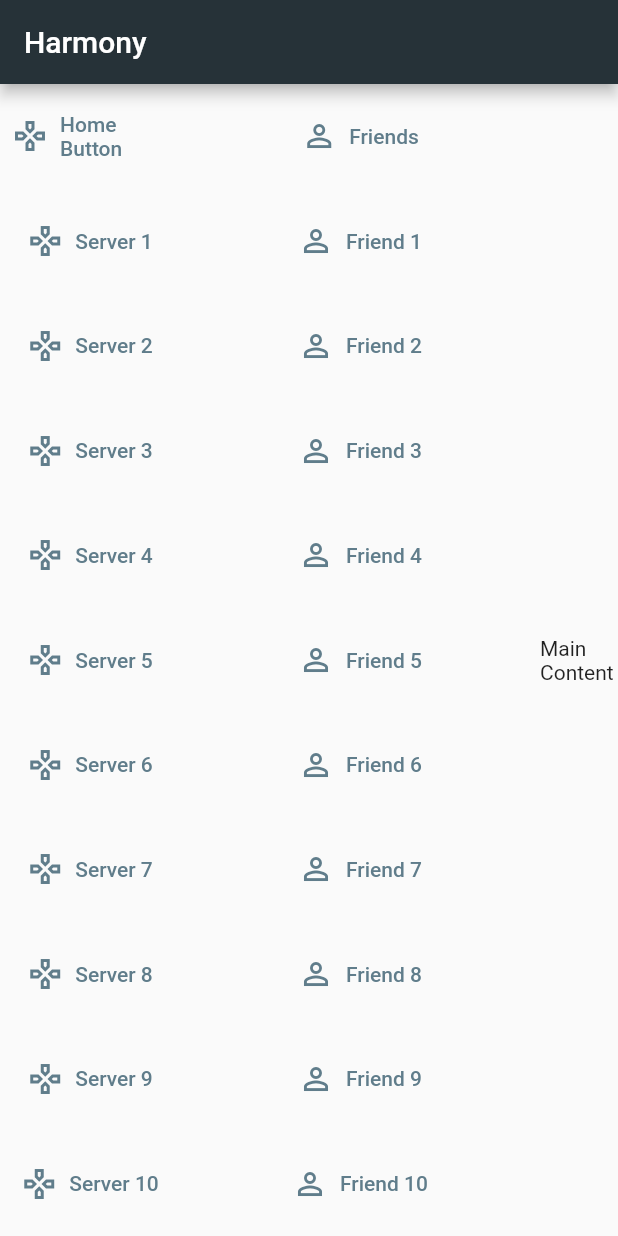
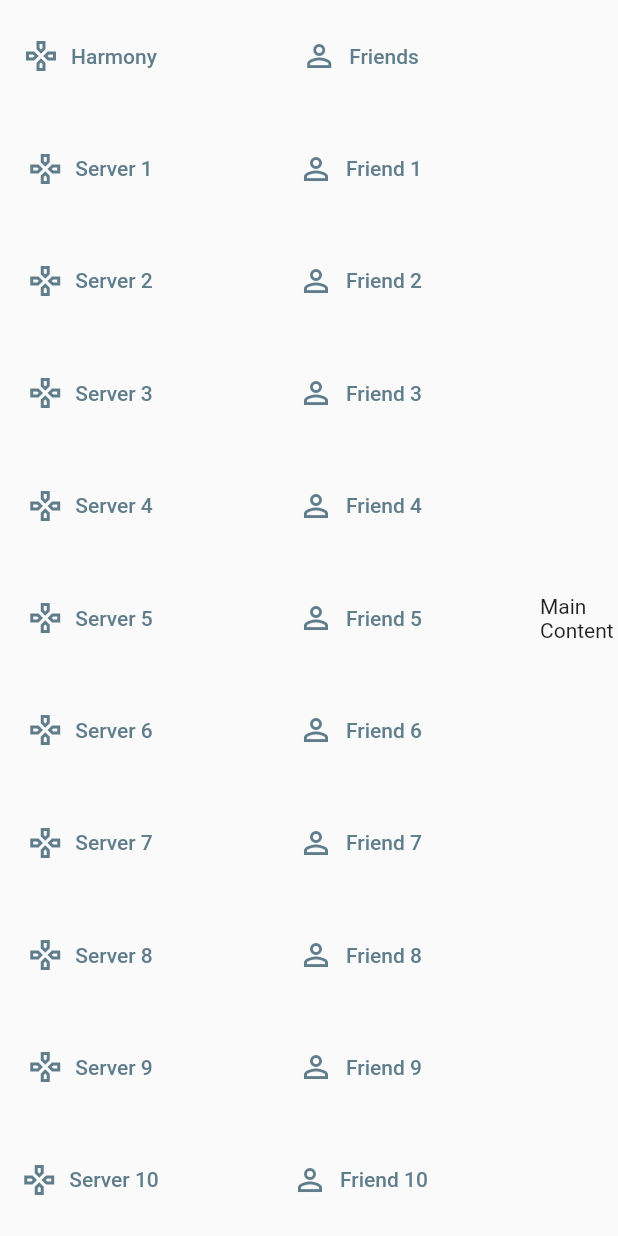
Before and after one commit to tarrinneal/harmony, a Flutter app: the screen it shows after launch, on a phone screen of 412 x 824 dp. Run offline on Flutter 3.47's test engine with Material 2 defaults, Android fonts, the phone set to English and light mode, and no system bars.

Commit message:
fixed infinite size bug when attempting to render homePage inside of root

```diff
--- a/ui/lib/home/page/home_page.dart
+++ b/ui/lib/home/page/home_page.dart
@@ -10,36 +10,14 @@ final buttonLabels = [
     'Friend $i',
 ];
 
-final serverLabels = [
-  'Home Button',
-  for(var i = 1; i < 11; i++)
-    'Server $i',
-];
-
 class HomePage extends StatelessWidget {
   @override
   Widget build(BuildContext context) {
     return Scaffold(
-      appBar: AppBar(actions: [],
-        title: Text(strings.homeTitle)
-      ),
       body: Row(
         children: [
-          _buildServerSideBar(context),
           _buildSideBar(context),
           Expanded(child: _buildMain(context)),
-        ],
-      ),
-    );
-  }
-
-   Widget _buildServerSideBar(BuildContext context) {
-    return SizedBox.fromSize(
-      size: Size.fromWidth(Sizing.serverSideBarWidth),
-      child: Column(
-        children: [
-          for(final server in serverLabels)
-            Expanded(child: HomeButton(label: server, iconData: Icons.games_outlined,)),
         ],
       ),
     );
--- a/ui/lib/main.dart
+++ b/ui/lib/main.dart
@@ -25,7 +25,7 @@ class MyApp extends StatelessWidget {
         primaryColor: Colors.blueGrey[900],
       ),
       //servers col
-      home: HomePage(),
+      home: RootPage(),
     );
   }
 }
--- a/ui/lib/root/page/root_page.dart
+++ b/ui/lib/root/page/root_page.dart
@@ -4,30 +4,22 @@ import '../../spec/spec.dart';
 import '../widget/home_button.dart';
 import '../strings.dart' as strings;
 
-final buttonLabels = [
-  strings.homeFriendsButton,
-  for(var i = 1; i < 11; i++)
-    'Friend $i',
-];
+import '../../home/home.dart';
 
 final serverLabels = [
-  'Home Button',
+  strings.appTitle,
   for(var i = 1; i < 11; i++)
     'Server $i',
 ];
 
-class HomePage extends StatelessWidget {
+class RootPage extends StatelessWidget {
   @override
   Widget build(BuildContext context) {
     return Scaffold(
-      appBar: AppBar(actions: [],
-        title: Text(strings.homeTitle)
-      ),
       body: Row(
         children: [
           _buildserverSideBar(context),
-          _buildSideBar(context),
-          Expanded(child: _buildMain(context)),
+          Expanded(child: HomePage()),
         ],
       ),
     );
@@ -44,21 +36,4 @@ class HomePage extends StatelessWidget {
       ),
     );
   }
-
-  Widget _buildSideBar(BuildContext context) {
-    return SizedBox.fromSize(
-      size: Size.fromWidth(Sizing.homeSideBarWidth),
-      child: Column(
-        children: [
-          for(final label in buttonLabels)
-            Expanded(child: HomeButton(label: label)),
-        ],
-      ),
-    );
-  }
-
-  // TODO (Issue#7): Replace with Navigation Widget
-  Widget _buildMain(BuildContext context) {
-    return Center(child: Text('Main Content'));
-  }
 }
--- a/ui/lib/root/strings.dart
+++ b/ui/lib/root/strings.dart
@@ -1,5 +1,4 @@
 /// This file is used to store the constant strings for the Home directory
 /// Naming convention is prefixed with directory name
 
-String get homeTitle => 'Harmony';
-String get homeFriendsButton => 'Friends';
+String get appTitle => 'Harmony';
```
